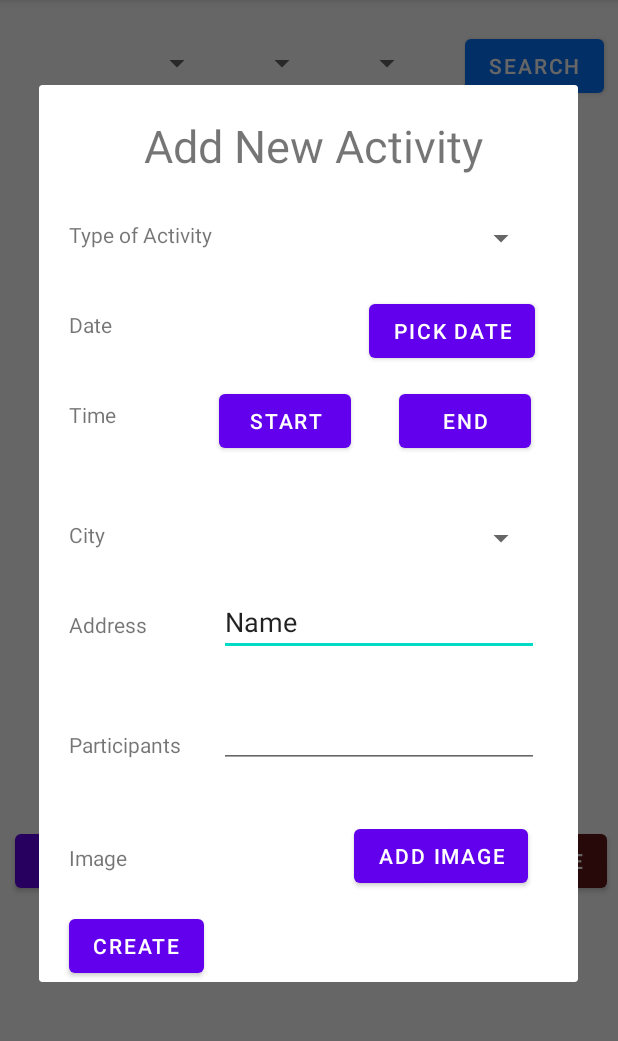
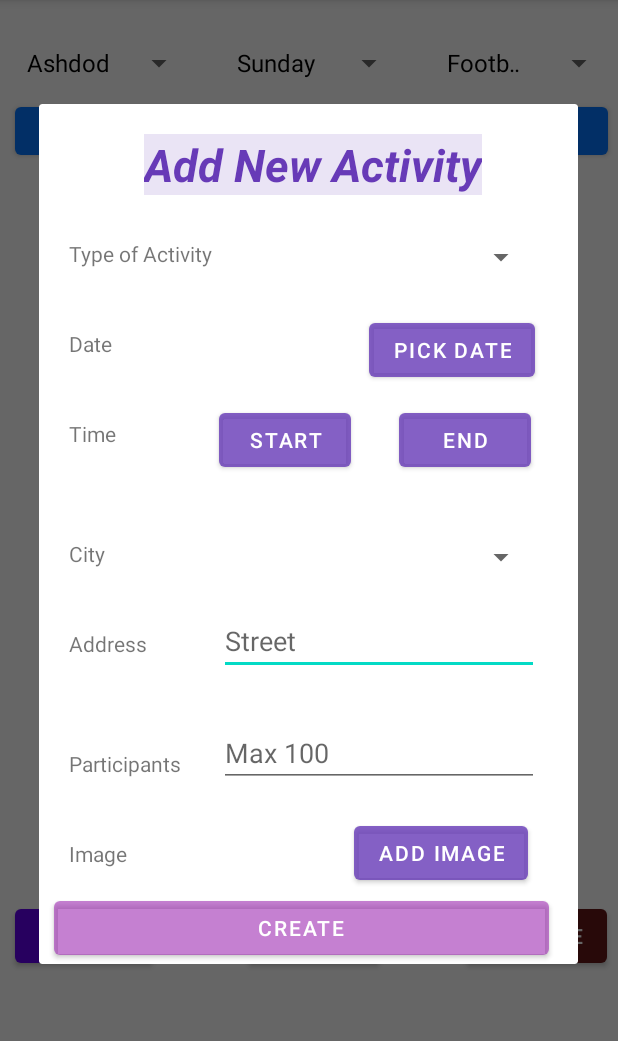
Before and after one commit to NirViko/SocialSportApp, an Android app: the homePage screen opened directly, with no data from a screen before it, after a tap on "ADD", on a phone screen of 412 x 824 dp, the part 84-1125 px from its top. Run offline under Robolectric (Android 15) with nearby library versions, the phone set to English and light mode, and no system bars; our stand-ins replace Firebase (no records; nobody signed in at launch, a user with empty details on screens opened directly).

```diff
--- a/app/src/main/java/com/example/socialsportapp/homePage.java
+++ b/app/src/main/java/com/example/socialsportapp/homePage.java
@@ -12,6 +12,7 @@ import android.view.ViewGroup;
 import android.widget.AdapterView;
 import android.widget.ArrayAdapter;
 import android.widget.Button;
+import android.widget.EditText;
 import android.widget.Spinner;
 import android.widget.TimePicker;
 
@@ -46,6 +47,7 @@ public class homePage extends AppCompatActivity {
 
 
 
+
     @Override
     protected void onCreate(Bundle savedInstanceState)
     {
@@ -57,6 +59,8 @@ public class homePage extends AppCompatActivity {
         addBtn = (Button)findViewById(R.id.Add);
         logOutbtn = (Button) findViewById(R.id.LogoutBtn);
         //
+
+
 
         //Spinner Activity//
         spinner = (Spinner) findViewById(R.id.spinnerDays);
@@ -81,6 +85,7 @@ public class homePage extends AppCompatActivity {
         spinnerSport.setAdapter(adaptersportiv);
 
 
+
         EventHandler();
         logOutbtn.setOnClickListener(new View.OnClickListener() {
             @Override
@@ -95,9 +100,10 @@ public class homePage extends AppCompatActivity {
             @Override
             public void onClick(View v)
             {
-                createNewContentDiaglog();
+                createNewContentDialog();
             }
         });
+
 
     }
 
@@ -136,7 +142,7 @@ public class homePage extends AppCompatActivity {
 
     }
 
-    public void createNewContentDiaglog()
+    public void createNewContentDialog()
     {
 
 
@@ -197,4 +203,5 @@ public class homePage extends AppCompatActivity {
         dialog = dialogBuilder.create();
         dialog.show();
     }
-}
+
+    }
--- a/app/src/main/res/layout/activity_add.xml
+++ b/app/src/main/res/layout/activity_add.xml
@@ -7,7 +7,6 @@
     tools:context=".add">
 
 
-
     <TextView
         android:id="@+id/textView2"
         android:layout_width="wrap_content"
@@ -15,9 +14,12 @@
         android:layout_marginStart="70dp"
         android:layout_marginLeft="160dp"
         android:layout_marginTop="20dp"
-        android:text="Add New Activity"
+        android:background="#23673AB7"
+        android:text="@string/add_new_activity"
+        android:textColor="#673AB7"
+        android:textColorHighlight="#9C27B0"
         android:textSize="30sp"
-       />
+        android:textStyle="bold|italic" />
 
     <TextView
         android:id="@+id/textView1"
@@ -91,17 +93,16 @@
         />
 
     <EditText
-        android:id="@+id/editTextTextPersonName"
+        android:id="@+id/etAddress"
         android:layout_width="wrap_content"
         android:layout_height="wrap_content"
-        android:ems="10"
-        android:inputType="textPersonName"
-        android:text="Name"
         android:layout_marginStart="120dp"
         android:layout_marginLeft="300dp"
         android:layout_marginTop="335dp"
+        android:ems="10"
+        android:hint="Street "
 
-        />
+        android:inputType="textPersonName" />
 
     <TextView
         android:id="@+id/textView6"
@@ -115,16 +116,16 @@
         />
 
     <EditText
-        android:id="@+id/editTextNumber2"
+        android:id="@+id/etParticipants"
         android:layout_width="wrap_content"
         android:layout_height="wrap_content"
-        android:ems="10"
-        android:inputType="number"
         android:layout_marginStart="120dp"
         android:layout_marginLeft="160dp"
         android:layout_marginTop="410dp"
+        android:ems="10"
+        android:hint="Max 100"
 
-        />
+        android:inputType="number" />
 
 
     <TextView
@@ -133,7 +134,7 @@
         android:layout_height="wrap_content"
         android:layout_marginStart="20dp"
         android:layout_marginLeft="160dp"
-        android:layout_marginTop="505dp"
+        android:layout_marginTop="490dp"
         android:text="Image"
 
         />
@@ -154,7 +155,6 @@
         />
 
 
-
     <Button
         android:id="@+id/StartBtn"
         android:layout_width="wrap_content"
@@ -162,7 +162,8 @@
         android:layout_marginStart="120dp"
         android:layout_marginLeft="170dp"
         android:layout_marginTop="200dp"
-        android:text="Start" />
+        android:text="@string/start"
+        app:backgroundTint="#CD673AB7" />
 
     <Button
         android:id="@+id/EndBtn"
@@ -171,16 +172,18 @@
         android:layout_marginStart="240dp"
         android:layout_marginLeft="270dp"
         android:layout_marginTop="200dp"
-        android:text="END" />
+        android:text="@string/end"
+        app:backgroundTint="#CD673AB7" />
 
     <Button
         android:id="@+id/Createbtn"
-        android:layout_width="wrap_content"
+        android:layout_width="330dp"
         android:layout_height="wrap_content"
-        android:layout_marginStart="20dp"
-        android:layout_marginLeft="300dp"
-        android:layout_marginTop="550dp"
-        android:text="Create" />
+        android:layout_marginStart="10dp"
+        android:layout_marginLeft="10dp"
+        android:layout_marginTop="525dp"
+        android:text="@string/create"
+        app:backgroundTint="#959C27B0" />
 
     <Button
         android:id="@+id/Imagebtn"
@@ -188,8 +191,9 @@
         android:layout_height="wrap_content"
         android:layout_marginStart="210dp"
         android:layout_marginLeft="300dp"
-        android:layout_marginTop="490dp"
-        android:text="ADD image" />
+        android:layout_marginTop="475dp"
+        android:text="@string/add_image"
+        app:backgroundTint="#CD673AB7" />
 
 
     <Button
@@ -199,7 +203,8 @@
         android:layout_marginStart="220dp"
         android:layout_marginLeft="300dp"
         android:layout_marginTop="140dp"
-        android:text="Pick Date" />
+        android:text="@string/pick_date"
+        app:backgroundTint="#CD673AB7" />
 
 
 
--- a/app/src/main/res/layout/activity_home_page.xml
+++ b/app/src/main/res/layout/activity_home_page.xml
@@ -18,57 +18,53 @@
 
     <Spinner
         android:id="@+id/spinnerActiv"
-        android:layout_width="62dp"
+        android:layout_width="120dp"
         android:layout_height="44dp"
+        android:layout_marginStart="290dp"
+        android:layout_marginLeft="290dp"
+        android:layout_marginTop="20dp"
+
         app:layout_constraintBottom_toBottomOf="parent"
         app:layout_constraintLeft_toLeftOf="parent"
         app:layout_constraintRight_toRightOf="parent"
-        app:layout_constraintTop_toTopOf="parent"
-        android:layout_marginStart="220dp"
-        android:layout_marginLeft="165dp"
-        android:layout_marginTop="20dp"
-
-        />
+        app:layout_constraintTop_toTopOf="parent" />
 
 
     <Spinner
         android:id="@+id/spinnerDays"
-        android:layout_width="62dp"
+        android:layout_width="120dp"
         android:layout_height="44dp"
+        android:layout_marginStart="150dp"
+        android:layout_marginLeft="150dp"
+        android:layout_marginTop="20dp"
         app:layout_constraintBottom_toBottomOf="parent"
         app:layout_constraintLeft_toLeftOf="parent"
         app:layout_constraintRight_toRightOf="parent"
-        app:layout_constraintTop_toTopOf="parent"
-        android:layout_marginStart="150dp"
-        android:layout_marginLeft="150dp"
-        android:layout_marginTop="20dp"
-        />
+        app:layout_constraintTop_toTopOf="parent" />
 
 
     <Spinner
         android:id="@+id/spinnerCity"
-        android:layout_width="62dp"
+        android:layout_width="120dp"
         android:layout_height="44dp"
+        android:layout_marginStart="10dp"
+        android:layout_marginLeft="10dp"
+        android:layout_marginTop="20dp"
         app:layout_constraintBottom_toBottomOf="parent"
         app:layout_constraintLeft_toLeftOf="parent"
         app:layout_constraintRight_toRightOf="parent"
-        app:layout_constraintTop_toTopOf="parent"
-        android:layout_marginStart="80dp"
-        android:layout_marginLeft="80dp"
-        android:layout_marginTop="20dp"
 
-        />
-
+        app:layout_constraintTop_toTopOf="parent" />
 
 
     <Button
         android:id="@+id/button4"
-        android:layout_width="wrap_content"
-        android:layout_height="wrap_content"
-        android:layout_marginStart="310dp"
-        android:layout_marginLeft="310dp"
-        android:layout_marginTop="20dp"
-        android:text="Search"
+        android:layout_width="395dp"
+        android:layout_height="44dp"
+        android:layout_marginStart="10dp"
+        android:layout_marginLeft="10dp"
+        android:layout_marginTop="65dp"
+        android:text="@string/search"
         app:backgroundTint="#0676FF" />
 
 
@@ -78,8 +74,8 @@
         android:layout_height="wrap_content"
         android:layout_marginStart="165dp"
         android:layout_marginLeft="165dp"
-        android:layout_marginTop="550dp"
-        android:text="Add"
+        android:layout_marginTop="600dp"
+        android:text="@string/add"
         app:backgroundTint="#26EC10" />
 
     <Button
@@ -88,18 +84,18 @@
         android:layout_height="wrap_content"
         android:layout_marginStart="310dp"
         android:layout_marginLeft="310dp"
-        android:layout_marginTop="550dp"
-        android:text="Profile"
+        android:layout_marginTop="600dp"
+        android:text="@string/profile"
         app:backgroundTint="#651616" />
 
     <Button
         android:id="@+id/LogoutBtn"
         android:layout_width="wrap_content"
         android:layout_height="wrap_content"
-        android:text="Logout"
         android:layout_marginStart="10dp"
         android:layout_marginLeft="10dp"
-        android:layout_marginTop="550dp"
+        android:layout_marginTop="600dp"
+        android:text="@string/logout"
 
         />
 
--- a/app/src/main/res/values/strings.xml
+++ b/app/src/main/res/values/strings.xml
@@ -1,6 +1,19 @@
 <resources>
     <string name="app_name">SocialSportApp</string>
     <string name="button">Button</string>
+    <string name="search">Search</string>
+    <string name="add">Add</string>
+    <string name="profile">Profile</string>
+    <string name="logout">Logout</string>
+    <string name="city" />
+    <string name="day" />
+    <string name="sport" />
+    <string name="create">Create</string>
+    <string name="pick_date">Pick Date</string>
+    <string name="start">Start</string>
+    <string name="end">END</string>
+    <string name="add_image">ADD image</string>
+    <string name="add_new_activity">Add New Activity</string>
     <string-array name="array_names">
         <item>Sunday</item>
         <item>Monday</item>
```
